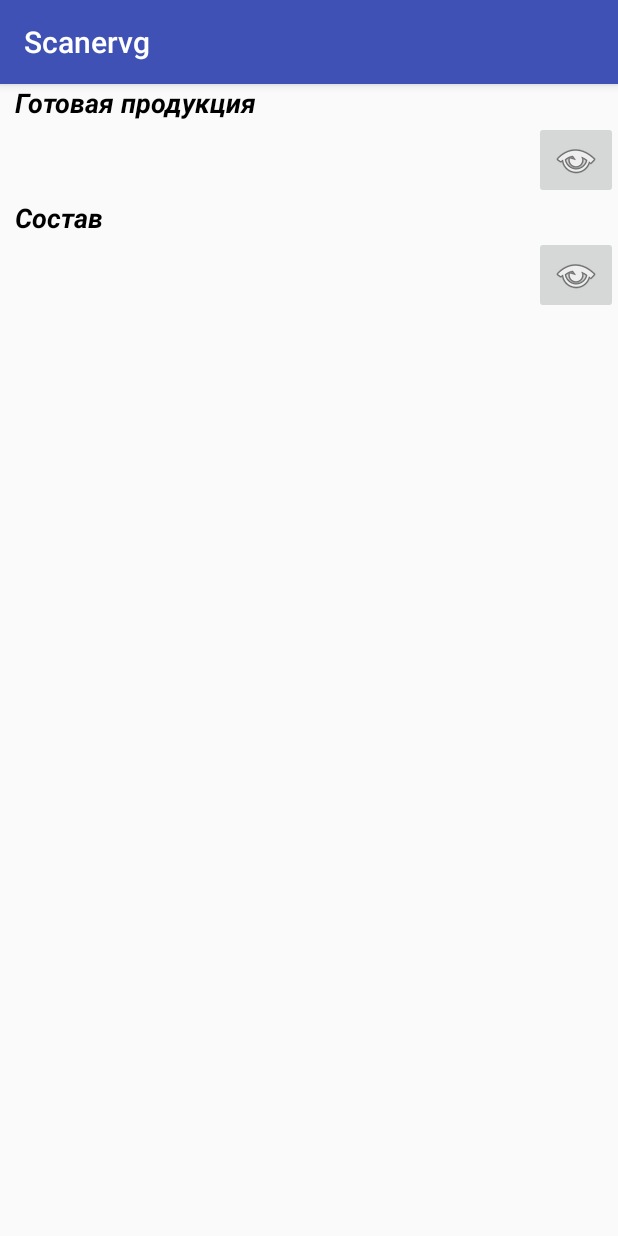
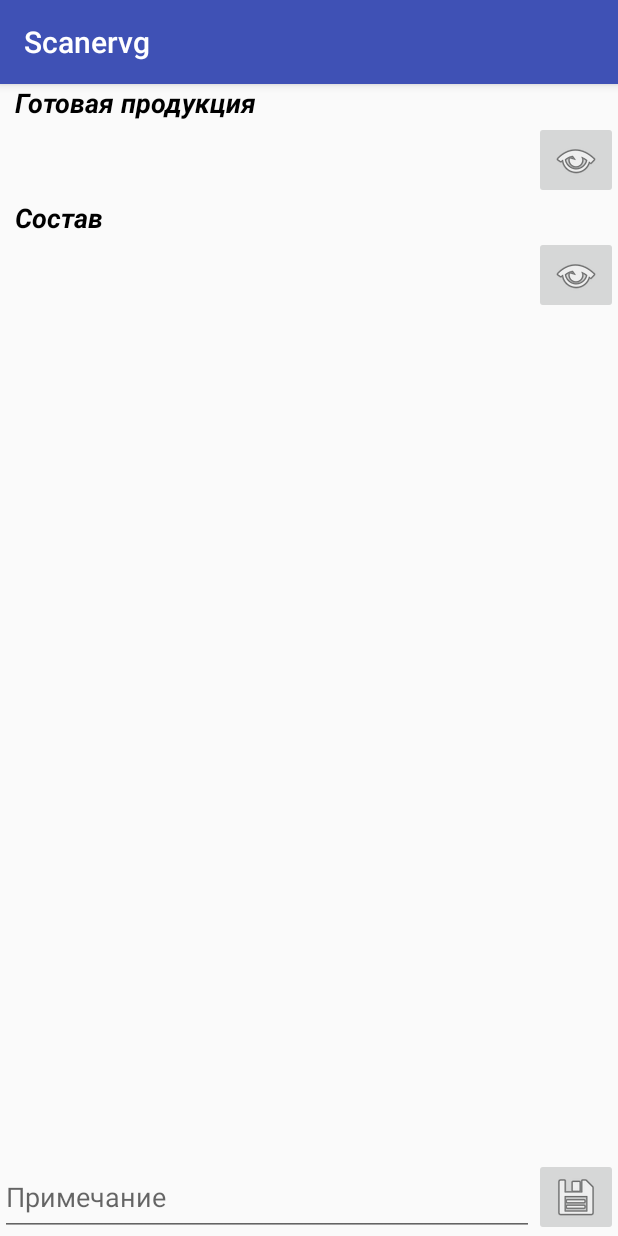
Before and after one commit to BessonovOleg/scanervg, an Android app: the screen it shows after launch (DocumentActivity), after a tap on "Создать документ", on a phone screen of 412 x 824 dp. Run offline under Robolectric (Android 15) with nearby library versions, the phone set to English and light mode, and no system bars; libraries missing offline, so code that uses them is left out: com.google.zxing.integration.

Commit message:
Added button save and field memo in document

```diff
--- a/app/src/main/java/ua/com/vg/scanervg/activities/MainActivity.java
+++ b/app/src/main/java/ua/com/vg/scanervg/activities/MainActivity.java
@@ -2,7 +2,9 @@ package ua.com.vg.scanervg.activities;
 
 import android.content.Context;
 import android.content.Intent;
+import android.content.SharedPreferences;
 import android.os.AsyncTask;
+import android.preference.PreferenceManager;
 import android.support.v7.app.AppCompatActivity;
 import android.os.Bundle;
 import android.support.v7.widget.DividerItemDecoration;
@@ -66,7 +68,6 @@ public class MainActivity extends AppCompatActivity implements DocInfoRVAdapter.
 
     @Override
     protected void onActivityResult(int requestCode, int resultCode, Intent data) {
-        //TODO добавь проверку. если нет настроек. не грузить
         fillListDoc();
     }
 
@@ -78,6 +79,17 @@ public class MainActivity extends AppCompatActivity implements DocInfoRVAdapter.
     }
 
     private void fillListDoc(){
+        SharedPreferences sp = PreferenceManager.getDefaultSharedPreferences(context);
+
+         if(sp.getString("ipAddress","").equals("") ||
+               sp.getString("port","").equals("")   ||
+               sp.getString("port","").equals("")   ||
+               sp.getString("dbName","").equals("") ||
+               sp.getString("login","").equals("")  ||
+               sp.getString("password","").equals("")){
+           return;
+        }
+
         docListWorker = new DocListWorker(this);
         if(docListWorker != null){
             docListWorker.execute();
--- a/app/src/main/java/ua/com/vg/scanervg/documents/DocInfoRVAdapter.java
+++ b/app/src/main/java/ua/com/vg/scanervg/documents/DocInfoRVAdapter.java
@@ -31,7 +31,6 @@ public class DocInfoRVAdapter extends RecyclerView.Adapter<DocInfoRVAdapter.DocI
         DocInfo docInfo = mdocInfoList.get(position);
         holder.docName.setText(docInfo.getDocName());
         holder.docNumber.setText(docInfo.getDocNumber());
-    //    holder.docDate.setText(docInfo.getDocDate().toString());
     }
 
     @Override
--- a/app/src/main/res/layout/activity_document.xml
+++ b/app/src/main/res/layout/activity_document.xml
@@ -64,10 +64,40 @@
 
     </RelativeLayout>
 
-    <android.support.v7.widget.RecyclerView
+    <LinearLayout
         android:layout_width="match_parent"
         android:layout_height="match_parent"
-        android:id="@+id/docContents"/>
+        android:orientation="vertical">
+
+        <android.support.v7.widget.RecyclerView
+            android:layout_width="match_parent"
+            android:layout_height="wrap_content"
+            android:layout_weight="2"
+            android:id="@+id/docContents"/>
 
 
+    <LinearLayout
+        android:layout_width="match_parent"
+        android:layout_height="wrap_content"
+        android:orientation="horizontal">
+
+        <EditText
+            android:id="@+id/editTextDocMemo"
+            android:layout_width="wrap_content"
+            android:layout_height="match_parent"
+            android:layout_gravity="start"
+            android:layout_weight="2"
+            android:hint="@string/docmemo"
+            android:ems="15"
+            android:inputType="text" />
+
+        <ImageButton
+            android:id="@+id/btnSaveDocument"
+            android:layout_width="wrap_content"
+            android:layout_height="wrap_content"
+            android:layout_gravity="right"
+            android:src="@android:drawable/ic_menu_save" />
+
+        </LinearLayout>
+    </LinearLayout>
 </LinearLayout>
--- a/app/src/main/res/values/strings.xml
+++ b/app/src/main/res/values/strings.xml
@@ -5,5 +5,6 @@
     <string name="descr_overflow_add_document">Создать документ</string>
     <string name="labelMakedEntity">Готовая продукция</string>
     <string name="labelContents">Состав</string>
+    <string name="docmemo">Примечание</string>
 
 </resources>
```
